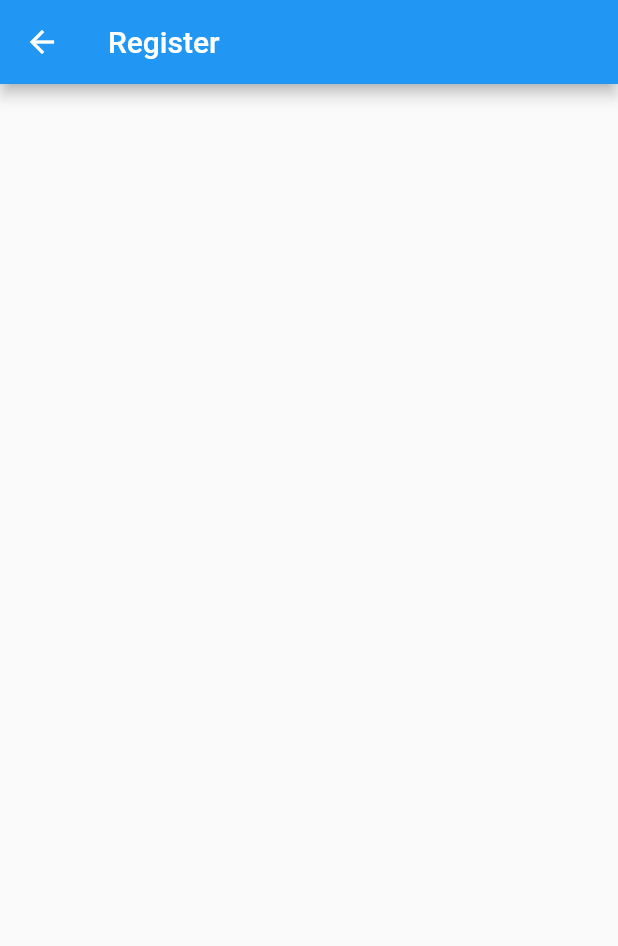
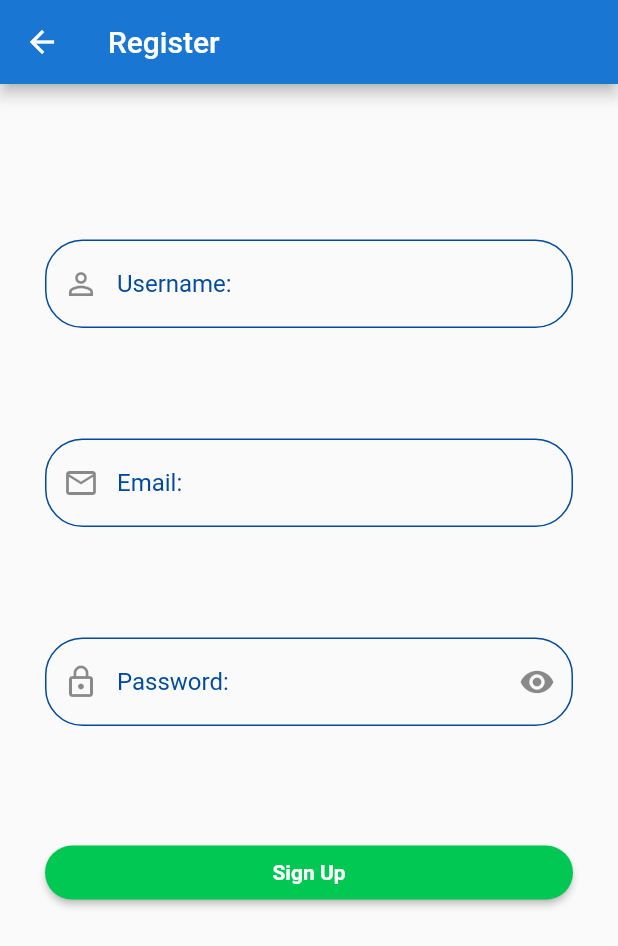
Before and after one commit to Nat-Dev/natkstatement, a Flutter app: the screen it shows after launch, after a tap on "Sign Up", on a phone screen of 412 x 824 dp. Shown: the top 946 px of the screen. Run offline on Flutter 3.47's test engine with Material 2 defaults, Android fonts, the phone set to English and light mode, and no system bars.

Commit message:
form in register page

```diff
--- a/lib/widget/authen.dart
+++ b/lib/widget/authen.dart
@@ -7,12 +7,12 @@ class Authen extends StatefulWidget {
 }
 
 class _AuthenState extends State<Authen> {
-  double screen;
+  double screenWidth;
   bool redEyeStatus = true;
 
   @override
   Widget build(BuildContext context) {
-    screen = MediaQuery.of(context).size.width;
+    screenWidth = MediaQuery.of(context).size.width;
     return Scaffold(
       floatingActionButton: buildSignUp(),
       body: Container(
@@ -52,10 +52,13 @@ class _AuthenState extends State<Authen> {
   Container buildSignIn() {
     return Container(
       margin: EdgeInsets.only(top: 16),
-      width: screen * 0.8,
+      width: screenWidth * 0.8,
       child: ElevatedButton(
         onPressed: () {},
-        child: Text("Sign in"),
+        child: Text(
+          "Sign In",
+          style: TextStyle(fontWeight: FontWeight.bold),
+        ),
         style: ElevatedButton.styleFrom(
           primary: Colors.greenAccent.shade700,
           shape: RoundedRectangleBorder(
@@ -69,7 +72,7 @@ class _AuthenState extends State<Authen> {
   Container buildUser() {
     return Container(
       margin: EdgeInsets.only(top: 16),
-      width: screen * 0.8,
+      width: screenWidth * 0.8,
       child: TextField(
         decoration: InputDecoration(
           hintText: "User:",
@@ -91,7 +94,7 @@ class _AuthenState extends State<Authen> {
   Container buildPassword() {
     return Container(
       margin: EdgeInsets.only(top: 16),
-      width: screen * 0.8,
+      width: screenWidth * 0.8,
       child: TextField(
         obscureText: redEyeStatus,
         decoration: InputDecoration(
@@ -122,14 +125,14 @@ class _AuthenState extends State<Authen> {
 
   Container buildLogo() {
     return Container(
-      width: screen * 0.4,
+      width: screenWidth * 0.4,
       child: MyStyle().showLogo(),
     );
   }
 
   Container buildBackground() {
     return Container(
-      width: screen,
+      width: screenWidth,
       child: MyStyle().showBackground(),
     );
   }
--- a/lib/widget/register.dart
+++ b/lib/widget/register.dart
@@ -1,4 +1,5 @@
 import 'package:flutter/material.dart';
+import 'package:natkstatement/utility/my_style.dart';
 
 class Register extends StatefulWidget {
   @override
@@ -6,11 +7,136 @@ class Register extends StatefulWidget {
 }
 
 class _RegisterState extends State<Register> {
+  double screenWidth;
+  double screenHeight;
+  bool redEyeStatus = true;
+
+  Container buildUsername() {
+    return Container(
+      margin: EdgeInsets.only(top: 16),
+      width: screenWidth * 0.8,
+      child: TextField(
+        decoration: InputDecoration(
+          hintText: "Username:",
+          hintStyle: TextStyle(color: MyStyle().darkTheme),
+          prefixIcon: Icon(Icons.perm_identity),
+          enabledBorder: OutlineInputBorder(
+            borderRadius: BorderRadius.circular(25),
+            borderSide: BorderSide(color: MyStyle().darkTheme),
+          ),
+          focusedBorder: OutlineInputBorder(
+            borderRadius: BorderRadius.circular(25),
+            borderSide: BorderSide(color: MyStyle().lightTheme),
+          ),
+        ),
+      ),
+    );
+  }
+
+  Container buildEmail() {
+    return Container(
+      margin: EdgeInsets.only(top: 16),
+      width: screenWidth * 0.8,
+      child: TextField(
+        keyboardType: TextInputType.emailAddress,
+        decoration: InputDecoration(
+          hintText: "Email:",
+          hintStyle: TextStyle(color: MyStyle().darkTheme),
+          prefixIcon: Icon(Icons.email_outlined),
+          enabledBorder: OutlineInputBorder(
+            borderRadius: BorderRadius.circular(25),
+            borderSide: BorderSide(color: MyStyle().darkTheme),
+          ),
+          focusedBorder: OutlineInputBorder(
+            borderRadius: BorderRadius.circular(25),
+            borderSide: BorderSide(color: MyStyle().lightTheme),
+          ),
+        ),
+      ),
+    );
+  }
+
+  Container buildPassword() {
+    return Container(
+      margin: EdgeInsets.only(top: 16),
+      width: screenWidth * 0.8,
+      child: TextField(
+        obscureText: redEyeStatus,
+        decoration: InputDecoration(
+          hintText: "Password:",
+          hintStyle: TextStyle(color: MyStyle().darkTheme),
+          prefixIcon: Icon(Icons.lock_outline),
+          suffixIcon: IconButton(
+              icon: redEyeStatus
+                  ? Icon(Icons.remove_red_eye)
+                  : Icon(Icons.remove_red_eye_outlined),
+              onPressed: () {
+                setState(() {
+                  redEyeStatus = !redEyeStatus;
+                });
+              }),
+          enabledBorder: OutlineInputBorder(
+            borderRadius: BorderRadius.circular(25),
+            borderSide: BorderSide(color: MyStyle().darkTheme),
+          ),
+          focusedBorder: OutlineInputBorder(
+            borderRadius: BorderRadius.circular(25),
+            borderSide: BorderSide(color: MyStyle().lightTheme),
+          ),
+        ),
+      ),
+    );
+  }
+
+  Container buildSignUp() {
+    return Container(
+      margin: EdgeInsets.only(top: 16),
+      width: screenWidth * 0.8,
+      child: ElevatedButton(
+        onPressed: () {},
+        child: Text(
+          "Sign Up",
+          style: TextStyle(fontWeight: FontWeight.bold),
+        ),
+        style: ElevatedButton.styleFrom(
+          primary: Colors.greenAccent.shade700,
+          shape: RoundedRectangleBorder(
+            borderRadius: BorderRadius.circular(25),
+          ),
+        ),
+      ),
+    );
+  }
+
   @override
   Widget build(BuildContext context) {
+    screenWidth = MediaQuery.of(context).size.width;
+    screenHeight = MediaQuery.of(context).size.height;
     return Scaffold(
       appBar: AppBar(
+        backgroundColor: MyStyle().themeColor,
         title: Text("Register"),
+      ),
+      body: ListView(
+        padding: EdgeInsets.all(30.0),
+        children: <Widget>[
+          SizedBox(
+            height: screenHeight * 0.07,
+          ),
+          buildUsername(),
+          SizedBox(
+            height: screenHeight * 0.07,
+          ),
+          buildEmail(),
+          SizedBox(
+            height: screenHeight * 0.07,
+          ),
+          buildPassword(),
+          SizedBox(
+            height: screenHeight * 0.07,
+          ),
+          buildSignUp(),
+        ],
       ),
     );
   }
```
